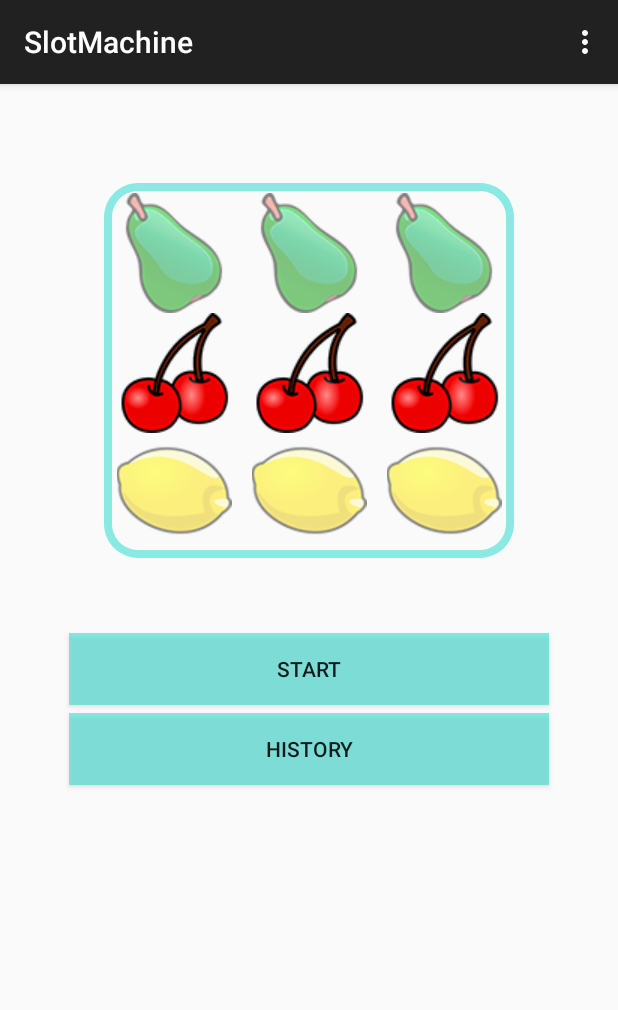
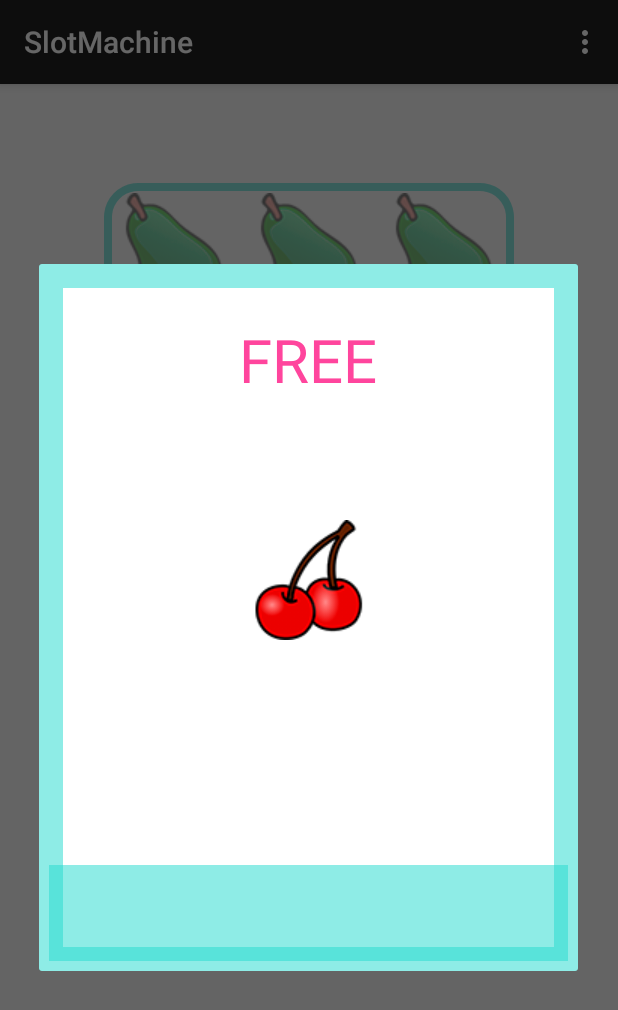
Before and after one commit to aachaerandio/slotMachine, an Android app: the screen it shows after launch (MainActivity), after a tap on "START", on a phone screen of 412 x 824 dp. Shown: the top 1010 px of the screen. Run offline under Robolectric (Android 15) with nearby library versions, the phone set to English and light mode, and no system bars.

Commit message:
Implemented fragment dialog

```diff
--- a/app/build.gradle
+++ b/app/build.gradle
@@ -22,4 +22,6 @@ android {
 dependencies {
     compile fileTree(dir: 'libs', include: ['*.jar'])
     compile 'com.android.support:appcompat-v7:19.+'
+    // You must install or update the Support Repository through the SDK manager to use this dependency.
+    compile 'com.android.support:support-v4:19.+'
 }
--- a/app/src/main/AndroidManifest.xml
+++ b/app/src/main/AndroidManifest.xml
@@ -21,6 +21,7 @@
         <activity
             android:name=".ListStateActivity"
             android:label="@string/title_activity_list_state"
+            android:screenOrientation="portrait"
             android:parentActivityName=".MainActivity">
             <meta-data
                 android:name="android.support.PARENT_ACTIVITY"
--- /dev/null
+++ b/app/src/main/java/com/aachaerandio/slotmachine/ClaimDialogFragment.java
@@ -0,0 +1,34 @@
+package com.aachaerandio.slotmachine;
+
+import android.app.AlertDialog;
+import android.app.Dialog;
+import android.os.Bundle;
+import android.support.v4.app.DialogFragment;
+import android.view.LayoutInflater;
+
+public class ClaimDialogFragment extends DialogFragment {
+
+    @Override
+    public Dialog onCreateDialog(Bundle savedInstanceState) {
+        AlertDialog.Builder builder = new AlertDialog.Builder(getActivity());
+        // Get the layout inflater
+        LayoutInflater inflater = getActivity().getLayoutInflater();
+
+        // Inflate and set the layout for the dialog
+        // Pass null as the parent view because its going in the dialog layout
+        builder.setView(inflater.inflate(R.layout.fragment_claim_dialog, null));
+        // Add action buttons
+ /*               .setPositiveButton(R.string.signin, new DialogInterface.OnClickListener() {
+                    @Override
+                    public void onClick(DialogInterface dialog, int id) {
+                        // sign in the user ...
+                    }
+                })
+                .setNegativeButton(R.string.cancel, new DialogInterface.OnClickListener() {
+                    public void onClick(DialogInterface dialog, int id) {
+                        LoginDialogFragment.this.getDialog().cancel();
+                    }
+                });*/
+        return builder.create();
+    }
+}
--- a/app/src/main/java/com/aachaerandio/slotmachine/MainActivity.java
+++ b/app/src/main/java/com/aachaerandio/slotmachine/MainActivity.java
@@ -9,6 +9,7 @@ import android.view.MenuItem;
 import android.view.View;
 import android.view.animation.Animation;
 import android.widget.Button;
+import android.widget.Toast;
 
 import com.aachaerandio.slotmachine.data.SlotService;
 import com.aachaerandio.slotmachine.data.State;
@@ -89,6 +90,11 @@ public class MainActivity extends ActionBarActivity {
         State.SlotIcon[] slotIcons = getSelectedCombination();
         slotService.insert(new State(slotIcons));
 
+        if ((slotIcons[0].slotId == slotIcons[1].slotId) && (slotIcons[1].slotId == slotIcons[2].slotId)) {
+            Toast.makeText(this, "Claim!", Toast.LENGTH_LONG).show();
+            new ClaimDialogFragment().show(getSupportFragmentManager(), "Prize");
+        }
+
     }
 
     public State.SlotIcon[] getSelectedCombination(){
--- a/app/src/main/res/anim/scale.xml
+++ /dev/null
@@ -1,11 +0,0 @@
-<?xml version="1.0" encoding="utf-8"?>
-    <scale
-        xmlns:android="http://schemas.android.com/apk/res/android"
-        android:fromXScale="0.1"
-        android:toXScale="1.0"
-        android:fromYScale="0.1"
-        android:toYScale="1.0"
-        android:pivotX="50%"
-        android:pivotY="50%"
-        android:duration="2000">
-    </scale>
--- /dev/null
+++ b/app/src/main/res/drawable/border.xml
@@ -0,0 +1,16 @@
+<?xml version="1.0" encoding="utf-8"?>
+
+<shape xmlns:android="http://schemas.android.com/apk/res/android"
+    android:shape="rectangle">
+
+    <padding android:left="7dp"
+        android:top="7dp"
+        android:right="7dp"
+        android:bottom="7dp" />
+    <corners android:radius="0dp" />
+    <stroke
+        android:dashWidth="10px"
+        android:width="16dp"
+        android:color="@color/blue" />
+
+</shape>
--- /dev/null
+++ b/app/src/main/res/layout/fragment_claim_dialog.xml
@@ -0,0 +1,45 @@
+<FrameLayout xmlns:android="http://schemas.android.com/apk/res/android"
+    xmlns:tools="http://schemas.android.com/tools"
+    android:layout_width="match_parent"
+    android:layout_height="match_parent"
+    tools:context="com.aachaerandio.slotmachine.ClaimDialogFragment"
+    android:background="@drawable/border">
+
+    <LinearLayout
+        android:layout_width="match_parent"
+        android:layout_height="wrap_content"
+        android:orientation="vertical"
+        android:layout_gravity="bottom">
+
+        <TextView
+            android:layout_width="wrap_content"
+            android:layout_height="wrap_content"
+            android:text="FREE"
+            android:textSize="40sp"
+            android:textColor="@color/pink"
+            android:id="@+id/textView"
+            android:layout_margin="30dp"
+            android:layout_gravity="center_horizontal" />
+
+        <ImageView
+            android:layout_width="wrap_content"
+            android:layout_height="wrap_content"
+            android:scaleType="center"
+            android:layout_gravity="center_horizontal"
+            android:id="@+id/dialog_image"
+            android:layout_marginTop="50dp"
+            android:background="@drawable/slot_icon_01"/>
+
+        <ImageView
+            android:layout_width="match_parent"
+            android:layout_height="64dp"
+            android:scaleType="center"
+            android:background="@color/blue"
+            android:contentDescription="@string/app_name"
+            android:layout_marginTop="150dp"
+            android:layout_gravity="bottom" />
+
+    </LinearLayout>
+
+
+</FrameLayout>
--- a/app/src/main/res/values/colors.xml
+++ b/app/src/main/res/values/colors.xml
@@ -1,4 +1,5 @@
 <?xml version="1.0" encoding="utf-8"?>
 <resources>
     <color name="blue">#8629dbd0</color>
+    <color name="pink">#ffff459d</color>
 </resources>
--- a/app/src/main/res/values/strings.xml
+++ b/app/src/main/res/values/strings.xml
@@ -7,5 +7,6 @@
     <string name="title_activity_list_state">History</string>
     <string name="start">START</string>
     <string name="records">HISTORY</string>
+    <string name="hello_blank_fragment">Hello blank fragment</string>
 
 </resources>
```
